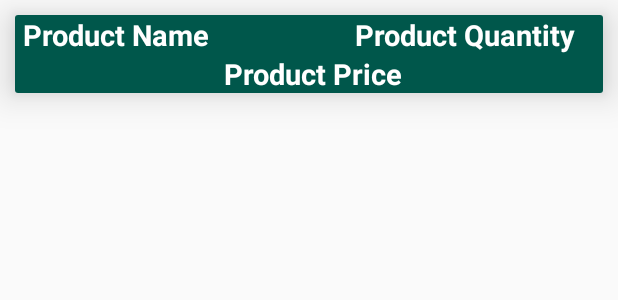
After one commit to hamzaali4231/Hup_Cycle, an Android app: the layout cart_items_layout.xml on its own in the app's theme, with its tools: preview values and no code run, on a phone screen of 412 x 824 dp. The commit adds this screen. Shown: the top 300 px of the screen. Run offline under Robolectric (Android 15) with nearby library versions, the light colour scheme and no system bars; network calls fail.

Commit message:
Should work now

```diff
--- a/app/build.gradle
+++ b/app/build.gradle
@@ -5,7 +5,7 @@ android {
     buildToolsVersion "29.0.2"
     defaultConfig {
         applicationId "com.example.myapplication"
-        minSdkVersion 16
+        minSdkVersion 21
         targetSdkVersion 29
         versionCode 1
         versionName "1.0"
--- a/app/src/main/java/com/example/myapplication/MainActivity.java
+++ b/app/src/main/java/com/example/myapplication/MainActivity.java
@@ -97,8 +97,8 @@ public class MainActivity extends AppCompatActivity  implements NavigationView.O
                             @Override
                             public void onClick(View v) {
 
-                                Intent intent = new Intent(MainActivity.this, PorductDetailsActivity.class);
-                                intent.putExtra("pid",model.getPid());
+                                Intent intent = new Intent(MainActivity.this, ProductDetailsActivity.class);
+                                intent.putExtra("id",model.getId());
                                 startActivity(intent);
                             }
                         });
@@ -159,7 +159,7 @@ public class MainActivity extends AppCompatActivity  implements NavigationView.O
                 break;
             case R.id.nav_cart:
                 getSupportFragmentManager().beginTransaction().replace(R.id.fragment_container,
-                        new CartFragment()).commit();
+                        new CartActivity()).commit();
                 break;
 
             case R.id.nav_share:
--- a/app/src/main/java/com/example/myapplication/ViewHold/ProductViewHolder.java
+++ b/app/src/main/java/com/example/myapplication/ViewHold/ProductViewHolder.java
@@ -3,10 +3,8 @@ package com.example.myapplication.ViewHold;
 import android.view.View;
 import android.widget.ImageView;
 import android.widget.TextView;
-
 import com.example.myapplication.Interface.ItemClickListener;
 import com.example.myapplication.R;
-
 import androidx.cardview.widget.CardView;
 import androidx.recyclerview.widget.RecyclerView;
 
@@ -26,7 +24,7 @@ public class ProductViewHolder extends RecyclerView.ViewHolder implements View.O
         productDescription = (TextView) itemView.findViewById(R.id.product_description);
         productPrice = (TextView) itemView.findViewById(R.id.product_price);
         cardView = (CardView) itemView.findViewById(R.id.cv_id);
-//     cardView.setCardElevation(0);
+//      cardView.setCardElevation(0);
 
 
     }
--- a/app/src/main/res/layout/app_bar_home.xml
+++ b/app/src/main/res/layout/app_bar_home.xml
@@ -23,8 +23,4 @@
         </com.google.android.material.appbar.AppBarLayout>
 
     <include layout="@layout/content_home" />
-
-
-
-
 </LinearLayout>
--- /dev/null
+++ b/app/src/main/res/layout/cart_items_layout.xml
@@ -0,0 +1,55 @@
+<?xml version="1.0" encoding="utf-8"?>
+<androidx.cardview.widget.CardView xmlns:android="http://schemas.android.com/apk/res/android"
+    xmlns:app="http://schemas.android.com/apk/res-auto"
+    android:orientation="vertical"
+    android:layout_width="match_parent"
+    android:layout_height="wrap_content"
+    android:layout_margin="10dp"
+    app:cardElevation="15dp"
+    >
+    <RelativeLayout
+        android:layout_width="match_parent"
+        android:layout_height="wrap_content"
+        android:background="@color/colorPrimaryDark">
+
+
+        <TextView
+            android:id="@+id/product_name_cart"
+            android:layout_width="165dp"
+            android:layout_height="wrap_content"
+            android:text="Product Name"
+            android:textColor="@android:color/white"
+            android:textSize="19dp"
+            android:layout_marginLeft="5dp"
+            android:layout_marginRight="5dp"
+            android:textStyle="bold"
+            />
+
+        <TextView
+            android:id="@+id/product_quantity_cart"
+            android:layout_width="165dp"
+            android:layout_height="wrap_content"
+            android:text="Product Quantity"
+            android:textColor="@android:color/white"
+            android:textSize="19dp"
+            android:layout_marginLeft="5dp"
+            android:layout_alignParentEnd="true"
+            android:textStyle="bold"
+            />
+
+        <TextView
+            android:id="@+id/product_price_cart"
+            android:layout_width="match_parent"
+            android:layout_height="wrap_content"
+            android:text="Product Price"
+            android:textColor="@android:color/white"
+            android:textSize="19dp"
+            android:layout_marginLeft="5dp"
+            android:layout_alignParentEnd="true"
+            android:layout_below="@+id/product_name_cart"
+            android:textStyle="bold"
+            android:gravity="center"
+            />
+    </RelativeLayout>
+
+</androidx.cardview.widget.CardView>
--- a/app/src/main/res/layout/content_home.xml
+++ b/app/src/main/res/layout/content_home.xml
@@ -7,7 +7,8 @@
     android:layout_height="match_parent"
     app:layout_behavior="@string/appbar_scrolling_view_behavior"
     tools:context=".MainActivity"
-    tools:showIn="@layout/app_bar_home">
+    tools:showIn="@layout/app_bar_home"
+    android:elevation="20dp">
 
     <androidx.recyclerview.widget.RecyclerView
         android:id="@+id/recycler_menu"
```
Also changed, not shown: app/src/main/AndroidManifest.xml (+6 -6 lines), app/src/main/java/com/example/myapplication/Cart.java (added, +62 -0 lines), app/src/main/java/com/example/myapplication/CartActivity.java (added, +77 -0 lines), app/src/main/java/com/example/myapplication/PorductDetailsActivity.java (deleted, +0 -75 lines), app/src/main/java/com/example/myapplication/ProductDetailsActivity.java (added, +142 -0 lines), app/src/main/java/com/example/myapplication/Products.java (+8 -7 lines), app/src/main/java/com/example/myapplication/ViewHold/CartViewHolder.java (added, +35 -0 lines), app/src/main/res/layout/activity_cart.xml (added, +52 -0 lines), app/src/main/res/layout/activity_product_details.xml (+12 -12 lines), app/src/main/res/layout/products_items_layout.xml (+17 -12 lines), 1 other file.
